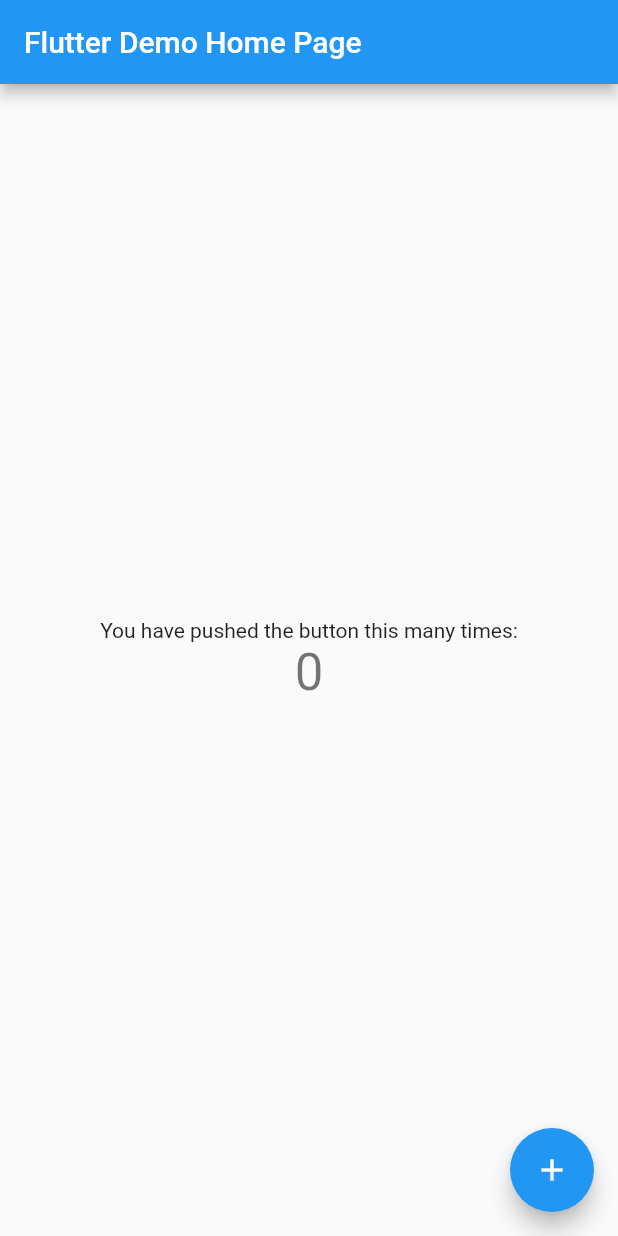
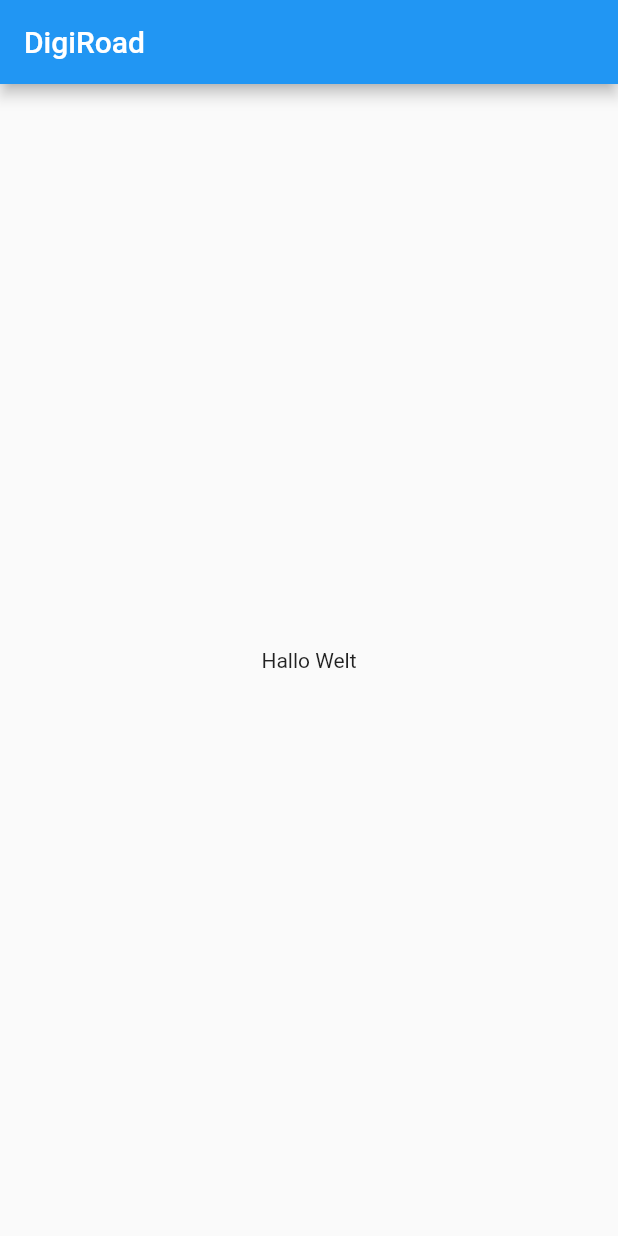
Before and after one commit to pascalboehler/Bycicle-Sensor-Project, a Flutter app: the screen it shows after launch, on a phone screen of 412 x 824 dp. Run offline on Flutter 3.47's test engine with Material 2 defaults, Android fonts, the phone set to English and light mode, and no system bars; our stand-ins replace flutter_bluetooth_serial.

Commit message:
Created basic app structure

```diff
--- a/app/digiroad/lib/main.dart
+++ b/app/digiroad/lib/main.dart
@@ -1,111 +1,21 @@
 import 'package:flutter/material.dart';
+import 'package:flutter_bluetooth_serial/flutter_bluetooth_serial.dart';
 
-void main() => runApp(MyApp());
+void main() => runApp(DigiRoad());
 
-class MyApp extends StatelessWidget {
-  // This widget is the root of your application.
+class DigiRoad extends StatelessWidget {
   @override
   Widget build(BuildContext context) {
     return MaterialApp(
-      title: 'Flutter Demo',
-      theme: ThemeData(
-        // This is the theme of your application.
-        //
-        // Try running your application with "flutter run". You'll see the
-        // application has a blue toolbar. Then, without quitting the app, try
-        // changing the primarySwatch below to Colors.green and then invoke
-        // "hot reload" (press "r" in the console where you ran "flutter run",
-        // or simply save your changes to "hot reload" in a Flutter IDE).
-        // Notice that the counter didn't reset back to zero; the application
-        // is not restarted.
-        primarySwatch: Colors.blue,
-      ),
-      home: MyHomePage(title: 'Flutter Demo Home Page'),
+      title: "DigiRoad",
+      home: Scaffold(
+        appBar: AppBar(
+          title: Text("DigiRoad"),
+        ),
+        body: Center(
+          child: Text("Hallo Welt"),
+        ),
+      )
     );
   }
 }
-
-class MyHomePage extends StatefulWidget {
-  MyHomePage({Key key, this.title}) : super(key: key);
-
-  // This widget is the home page of your application. It is stateful, meaning
-  // that it has a State object (defined below) that contains fields that affect
-  // how it looks.
-
-  // This class is the configuration for the state. It holds the values (in this
-  // case the title) provided by the parent (in this case the App widget) and
-  // used by the build method of the State. Fields in a Widget subclass are
-  // always marked "final".
-
-  final String title;
-
-  @override
-  _MyHomePageState createState() => _MyHomePageState();
-}
-
-class _MyHomePageState extends State<MyHomePage> {
-  int _counter = 0;
-
-  void _incrementCounter() {
-    setState(() {
-      // This call to setState tells the Flutter framework that something has
-      // changed in this State, which causes it to rerun the build method below
-      // so that the display can reflect the updated values. If we changed
-      // _counter without calling setState(), then the build method would not be
-      // called again, and so nothing would appear to happen.
-      _counter++;
-    });
-  }
-
-  @override
-  Widget build(BuildContext context) {
-    // This method is rerun every time setState is called, for instance as done
-    // by the _incrementCounter method above.
-    //
-    // The Flutter framework has been optimized to make rerunning build methods
-    // fast, so that you can just rebuild anything that needs updating rather
-    // than having to individually change instances of widgets.
-    return Scaffold(
-      appBar: AppBar(
-        // Here we take the value from the MyHomePage object that was created by
-        // the App.build method, and use it to set our appbar title.
-        title: Text(widget.title),
-      ),
-      body: Center(
-        // Center is a layout widget. It takes a single child and positions it
-        // in the middle of the parent.
-        child: Column(
-          // Column is also a layout widget. It takes a list of children and
-          // arranges them vertically. By default, it sizes itself to fit its
-          // children horizontally, and tries to be as tall as its parent.
-          //
-          // Invoke "debug painting" (press "p" in the console, choose the
-          // "Toggle Debug Paint" action from the Flutter Inspector in Android
-          // Studio, or the "Toggle Debug Paint" command in Visual Studio Code)
-          // to see the wireframe for each widget.
-          //
-          // Column has various properties to control how it sizes itself and
-          // how it positions its children. Here we use mainAxisAlignment to
-          // center the children vertically; the main axis here is the vertical
-          // axis because Columns are vertical (the cross axis would be
-          // horizontal).
-          mainAxisAlignment: MainAxisAlignment.center,
-          children: <Widget>[
-            Text(
-              'You have pushed the button this many times:',
-            ),
-            Text(
-              '$_counter',
-              style: Theme.of(context).textTheme.headline4,
-            ),
-          ],
-        ),
-      ),
-      floatingActionButton: FloatingActionButton(
-        onPressed: _incrementCounter,
-        tooltip: 'Increment',
-        child: Icon(Icons.add),
-      ), // This trailing comma makes auto-formatting nicer for build methods.
-    );
-  }
-}
--- a/app/digiroad/pubspec.yaml
+++ b/app/digiroad/pubspec.yaml
@@ -23,6 +23,7 @@ dependencies:
   # The following adds the Cupertino Icons font to your application.
   # Use with the CupertinoIcons class for iOS style icons.
   cupertino_icons: ^0.1.2
+  flutter_bluetooth_serial: ^0.2.2
 
 dev_dependencies:
   flutter_test:
```
Also changed, not shown: app/digiroad/pubspec.lock, 3 other files.
